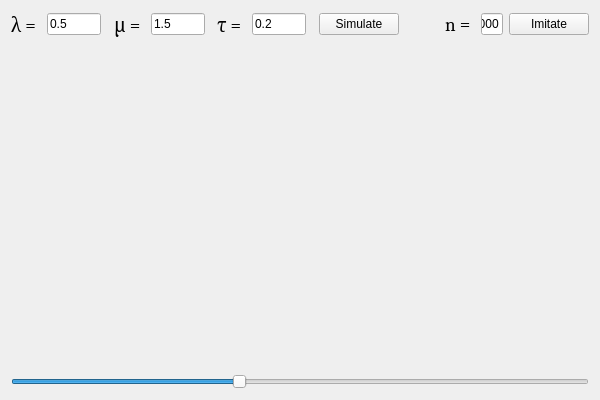
First picture: the form in Lab1_GUI/Lab1_GUI.ui, repository Cvelth/Comp_Simulation_Projects, before the edit.
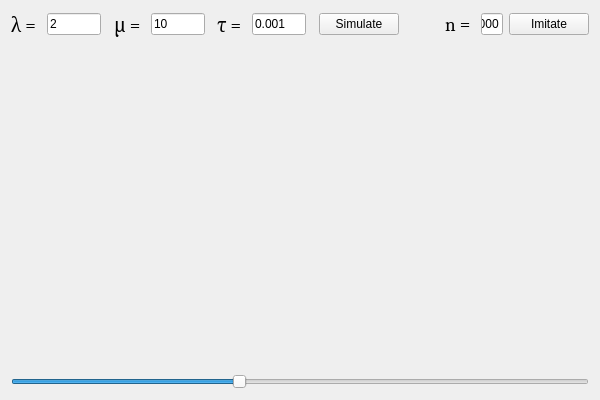
Second picture: the form after the edit.

Commit message:
Lab1 Imitator fixes: - NormalGenerator won't return negative values anymore. - Tempory variable 't' in qs::QueueingSystemImitator::run is now fixed typed. It's type's qs::number.
Default values in Lab1_GUI were changed.

The edit to the form file:
```diff
--- a/Lab1_GUI/Lab1_GUI.ui
+++ b/Lab1_GUI/Lab1_GUI.ui
@@ -32,7 +32,7 @@
      <item>
       <widget class="QLineEdit" name="lambda">
        <property name="text">
-        <string>0.5</string>
+        <string>2</string>
        </property>
       </widget>
      </item>
@@ -65,7 +65,7 @@
      <item>
       <widget class="QLineEdit" name="mu">
        <property name="text">
-        <string>1.5</string>
+        <string>10</string>
        </property>
       </widget>
      </item>
@@ -98,7 +98,7 @@
      <item>
       <widget class="QLineEdit" name="tau">
        <property name="text">
-        <string>0.2</string>
+        <string>0.001</string>
        </property>
       </widget>
      </item>
```
The commit also changes 1 other file.
